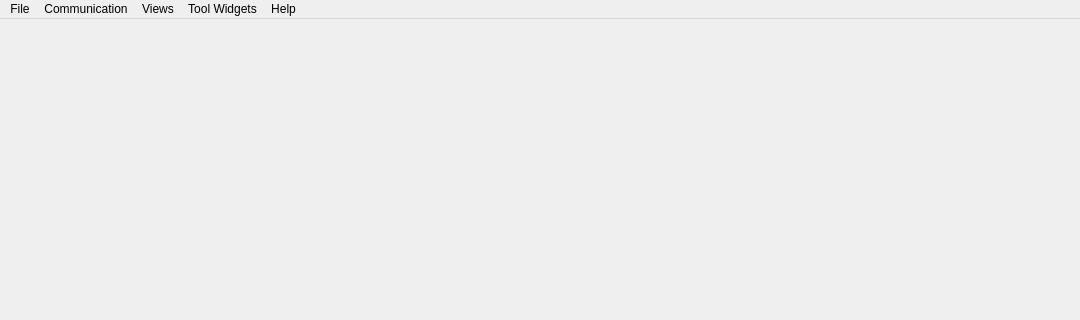
Old version of the form src/ui/MainWindow.ui in the repository oras/DVision; both pictures show x 0 to 1080 and y 0 to 320 of the 1080 by 600 pixel window.
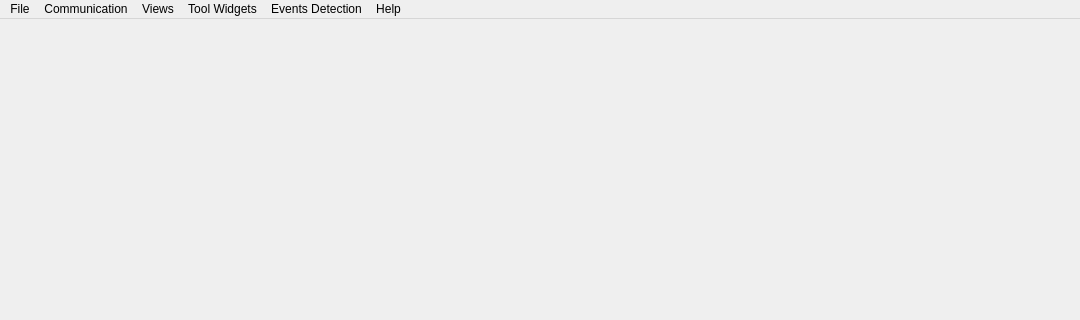
New version of the form. Icons and pictures are not drawn.

Commit message: Updating startup logo for Detected Events version Adding some demo Manu Add the OpenCV Computer Vision library. Add ImgRecoTool class

```diff
--- a/src/ui/MainWindow.ui
+++ b/src/ui/MainWindow.ui
@@ -51,7 +51,7 @@
      <x>0</x>
      <y>0</y>
      <width>1080</width>
-     <height>22</height>
+     <height>25</height>
     </rect>
    </property>
    <widget class="QMenu" name="menuMGround">
@@ -136,10 +136,23 @@
     <addaction name="actionFullscreen"/>
     <addaction name="actionNormal"/>
    </widget>
+   <widget class="QMenu" name="menuEvents_Detection">
+    <property name="title">
+     <string>Events Detection</string>
+    </property>
+    <widget class="QMenu" name="menuFire">
+     <property name="title">
+      <string>Fire</string>
+     </property>
+     <addaction name="actionFlame_Recognition"/>
+    </widget>
+    <addaction name="menuFire"/>
+   </widget>
    <addaction name="menuMGround"/>
    <addaction name="menuNetwork"/>
    <addaction name="menuPerspectives"/>
    <addaction name="menuTools"/>
+   <addaction name="menuEvents_Detection"/>
    <addaction name="menuHelp"/>
   </widget>
   <widget class="QStatusBar" name="statusBar"/>
```
Left out of the diff: 5 changed lines with no effect on the pictures. The commit also changes 10 other files.
